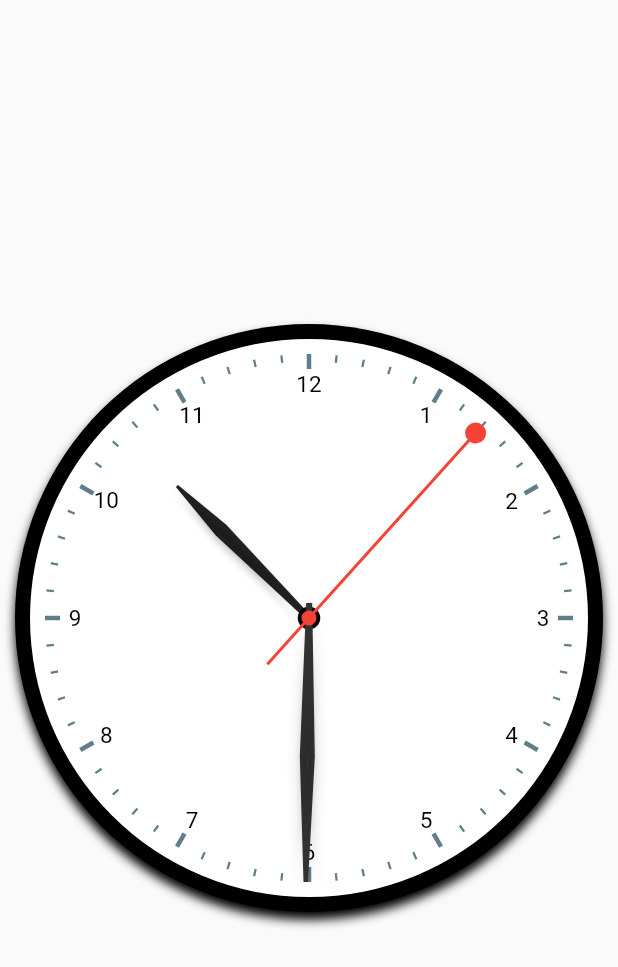
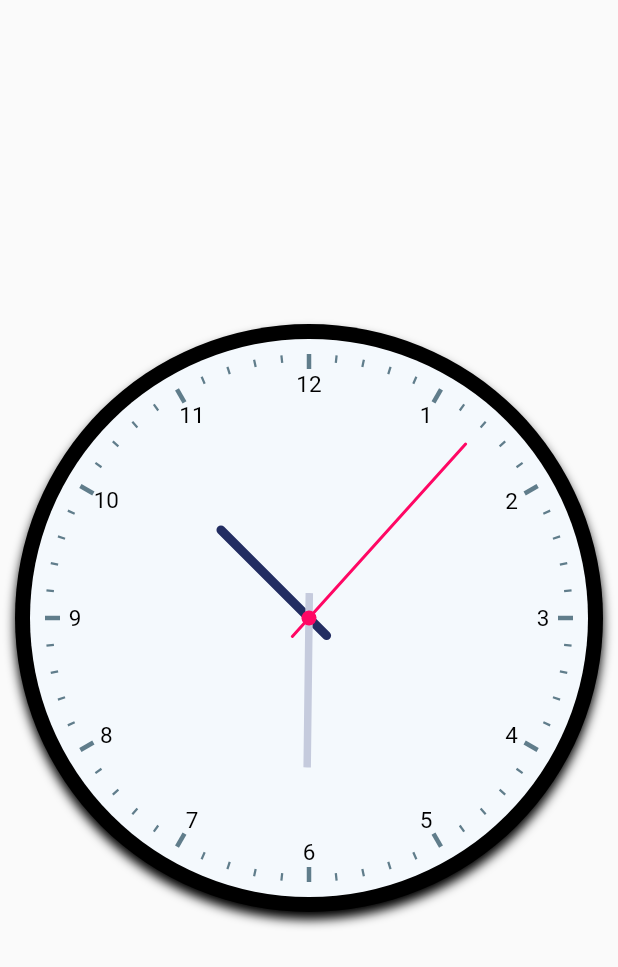
Before and after one commit to timmy-gzw/flutter_clock_app, a Flutter app: the screen it shows after launch, on a phone screen of 412 x 824 dp. Shown: the top 967 px of the screen. Run offline on Flutter 3.47's test engine with Material 2 defaults, Android fonts, the phone set to English and light mode, and no system bars.

Commit message:
change clock to my style

```diff
--- a/lib/clock.dart
+++ b/lib/clock.dart
@@ -8,7 +8,6 @@ import 'package:clock_app/clock_face.dart';
 typedef TimeProducer = DateTime Function();
 
 class Clock extends StatefulWidget {
-
   final Color circleColor;
   final bool showBellsAndLegs;
   final Color bellColor;
@@ -18,7 +17,8 @@ class Clock extends StatefulWidget {
   final TimeProducer getCurrentTime;
   final Duration updateDuration;
 
-  Clock({this.circleColor = Colors.black,
+  Clock(
+      {this.circleColor = Colors.black,
       this.showBellsAndLegs = true,
       this.bellColor = const Color(0xFF333333),
       this.legColor = const Color(0xFF555555),
@@ -64,19 +64,7 @@ class _Clock extends State<Clock> {
   Widget build(BuildContext context) {
     return new AspectRatio(
       aspectRatio: 1.0,
-      child: (widget.showBellsAndLegs)? new Stack(
-          children: <Widget>[
-            new Container(
-              width: double.infinity,
-              child: new CustomPaint(
-                painter: new BellsAndLegsPainter(bellColor: widget.bellColor, legColor: widget.legColor),
-              ),
-            ),
-
-            buildClockCircle(context)
-          ]
-      ) : buildClockCircle(context),
-
+      child: buildClockCircle(context),
     );
   }
 
@@ -93,86 +81,10 @@ class _Clock extends State<Clock> {
           )
         ],
       ),
-
       child: new ClockFace(
-          clockText : widget.clockText,
-          showHourHandleHeartShape: widget.showHourHandleHeartShape,
+        clockText: widget.clockText,
         dateTime: dateTime,
       ),
-
     );
   }
-
 }
-
-
-class BellsAndLegsPainter extends CustomPainter{
-  final Color bellColor;
-  final Color legColor;
-  final Paint bellPaint;
-  final Paint legPaint;
-
-  BellsAndLegsPainter({this.bellColor = const Color(0xFF333333), this.legColor = const Color(0xFF555555)}):
-      bellPaint= new Paint(),
-      legPaint= new Paint() {
-      bellPaint.color= bellColor;
-      bellPaint.style= PaintingStyle.fill;
-
-    legPaint.color= legColor;
-    legPaint.style= PaintingStyle.stroke;
-    legPaint.strokeWidth= 10.0;
-    legPaint.strokeCap= StrokeCap.round;
-  }
-
-  @override
-  void paint(Canvas canvas, Size size) {
-    final radius = size.width / 2;
-    canvas.save();
-
-    canvas.translate(radius, radius);
-
-    //draw the handle
-    Path path = new Path();
-    path.moveTo(-60.0, -radius-10);
-    path.lineTo(-50.0, -radius-50);
-    path.lineTo(50.0, -radius-50);
-    path.lineTo(60.0, -radius-10);
-
-    canvas.drawPath(path, legPaint);
-
-    //draw right bell and left leg
-    canvas.rotate(2*pi/12);
-    drawBellAndLeg(radius, canvas);
-
-    //draw left bell and right leg
-    canvas.rotate(-4*pi/12);
-    drawBellAndLeg(radius, canvas);
-
-    canvas.restore();
-
-  }
-
-  //helps draw the leg and bell
-  void drawBellAndLeg(radius, canvas){
-    //bell
-    Path path1 = new Path();
-    path1.moveTo(-55.0, -radius-5);
-    path1.lineTo(55.0, -radius-5);
-    path1.quadraticBezierTo(0.0, -radius-75, -55.0, -radius-10);
-
-    //leg
-    Path path2= new Path();
-    path2.addOval(new Rect.fromCircle(center: new Offset(0.0, -radius-50), radius: 3.0));
-    path2.moveTo(0.0, -radius-50);
-    path2.lineTo(0.0, radius+20);
-
-    //draw the bell on top on the leg
-    canvas.drawPath(path2, legPaint);
-    canvas.drawPath(path1, bellPaint);
-  }
-
-  @override
-  bool shouldRepaint(CustomPainter oldDelegate) {
-    return false;
-  }
-}
--- a/lib/clock_face.dart
+++ b/lib/clock_face.dart
@@ -7,9 +7,8 @@ class ClockFace extends StatelessWidget{
 
   final DateTime dateTime;
   final ClockText clockText;
-  final bool showHourHandleHeartShape;
 
-  ClockFace({this.clockText = ClockText.arabic, this.showHourHandleHeartShape = false, this.dateTime});
+  ClockFace({this.clockText = ClockText.arabic,  this.dateTime});
 
   @override
   Widget build(BuildContext context) {
@@ -21,7 +20,7 @@ class ClockFace extends StatelessWidget{
           width: double.infinity,
           decoration: new BoxDecoration(
             shape: BoxShape.circle,
-            color: Colors.white,
+            color: Color(0xFFf4F9FD),
           ),
 
           child: new Stack(
@@ -36,21 +35,7 @@ class ClockFace extends StatelessWidget{
                 ),
               ),
 
-
-              //centerpoint
-              new Center(
-                child: new Container(
-                  width: 15.0,
-                  height: 15.0,
-                  decoration: new BoxDecoration(
-                    shape: BoxShape.circle,
-                    color: Colors.black,
-                  ),
-                ),
-              ),
-
-
-              new ClockHands(dateTime:dateTime, showHourHandleHeartShape: showHourHandleHeartShape),
+              new ClockHands(dateTime:dateTime),
 
             ],
           ),
--- a/lib/clock_hands.dart
+++ b/lib/clock_hands.dart
@@ -24,7 +24,7 @@ class ClockHands extends StatelessWidget {
                 fit: StackFit.expand,
                 children: <Widget>[
                   new CustomPaint( painter: new HourHandPainter(
-                      hours: dateTime.hour, minutes: dateTime.minute, showHeartShape: showHourHandleHeartShape),
+                      hours: dateTime.hour, minutes: dateTime.minute),
                   ),
                   new CustomPaint(painter: new MinuteHandPainter(
                       minutes: dateTime.minute, seconds: dateTime.second),
@@ -39,31 +39,4 @@ class ClockHands extends StatelessWidget {
   }
 }
 
-//class _ClockHandState extends State<ClockHands> {
   Timer _timer;
-//
-//  _ClockHandState();
-//
-//  @override
-//  void initState() {
-//    super.initState();
-//    dateTime = new DateTime.now();
-//    _timer = new Timer.periodic(const Duration(seconds: 1), setTime);
-//  }
-//
-//  void setTime(Timer timer) {
-//    setState(() {
-//      dateTime = new DateTime.now();
-//    });
-//  }
-//
-//  @override
-//  void dispose() {
-//    _timer.cancel();
-//    super.dispose();
-//  }
-//
-//  @override
-//  Widget build(BuildContext context) {
-//  }
-//}
--- a/lib/hand_hour.dart
+++ b/lib/hand_hour.dart
@@ -2,63 +2,41 @@ import 'dart:math';
 
 import 'package:flutter/material.dart';
 
-
-class HourHandPainter extends CustomPainter{
-  final bool showHeartShape;
+class HourHandPainter extends CustomPainter {
   final Paint hourHandPaint;
   int hours;
   int minutes;
 
-  HourHandPainter({this.hours, this.minutes, this.showHeartShape = false}):hourHandPaint= new Paint(){
-    hourHandPaint.color= Colors.black87;
-    hourHandPaint.style= PaintingStyle.fill;
+  HourHandPainter({this.hours, this.minutes}) : hourHandPaint = new Paint() {
+    hourHandPaint.color = Color(0xFF222D62);
+    hourHandPaint.style = PaintingStyle.stroke;
+    hourHandPaint.strokeWidth = 6.0;
+    hourHandPaint.strokeCap = StrokeCap.round;
   }
 
   @override
   void paint(Canvas canvas, Size size) {
-    final radius = size.width/2;
+    final radius = size.width / 2;
     // To draw hour hand
     canvas.save();
 
     canvas.translate(radius, radius);
 
     //checks if hour is greater than 12 before calculating rotation
-    canvas.rotate(this.hours>=12?
-    2*pi*((this.hours-12)/12 + (this.minutes/720)):
-    2*pi*((this.hours/12)+ (this.minutes/720))
-    );
+    canvas.rotate(this.hours >= 12
+        ? 2 * pi * ((this.hours - 12) / 12 + (this.minutes / 720))
+        : 2 * pi * ((this.hours / 12) + (this.minutes / 720)));
 
-
-    Path path= new Path();
-
-    if (showHeartShape) {
-      //heart shape head for the hour hand
-      path.moveTo(0.0, -radius + radius*15.0/137.5);
-      path.quadraticBezierTo(radius*(-3.5)/137.5, -radius + radius*25.0/137.5, radius*(-15.0)/137.5, -radius + radius / 4);
-      path.quadraticBezierTo(
-          radius*(-20.0)/137.5, -radius + radius / 3, radius*(-7.5)/137.5, -radius + radius / 3);
-      path.lineTo(0.0, -radius + radius / 4);
-      path.lineTo(7.5, -radius + radius / 3);
-      path.quadraticBezierTo(
-          radius*(20.0)/137.5, -radius + radius / 3, radius*(15.0)/137.5, -radius + radius / 4);
-      path.quadraticBezierTo(radius*(3.5)/137.5, -radius + radius*(25.0)/137.5, 0.0, -radius + radius*15.0/137.5);
-    }
+    Path path = new Path();
 
     //hour hand stem
-    path.moveTo(-1.0, -radius+radius/4);
-    path.lineTo(-5.0, -radius+radius/2);
-    path.lineTo(-2.0, 0.0);
-    path.lineTo(2.0, 0.0);
-    path.lineTo(5.0, -radius+radius/2);
-    path.lineTo(1.0, -radius+radius/4);
-    path.close();
+    path.moveTo(0.0, -radius * 0.5);
+    path.lineTo(0.0, radius * 0.1);
 
     canvas.drawPath(path, hourHandPaint);
     canvas.drawShadow(path, Colors.black, 2.0, false);
 
-
     canvas.restore();
-
   }
 
   @override
--- a/lib/hand_minute.dart
+++ b/lib/hand_minute.dart
@@ -1,41 +1,45 @@
 import 'dart:math';
 import 'package:flutter/material.dart';
 
-class MinuteHandPainter extends CustomPainter{
+class MinuteHandPainter extends CustomPainter {
   final Paint minuteHandPaint;
   int minutes;
   int seconds;
 
-  MinuteHandPainter({this.minutes, this.seconds}):minuteHandPaint= new Paint(){
-    minuteHandPaint.color= const Color(0xFF333333);
-    minuteHandPaint.style= PaintingStyle.fill;
-
+  MinuteHandPainter({this.minutes, this.seconds})
+      : minuteHandPaint = new Paint() {
+    minuteHandPaint.color = const Color(0xFFC5CBDD);
+    minuteHandPaint.style = PaintingStyle.stroke;
+    minuteHandPaint.strokeCap = StrokeCap.round;
+    minuteHandPaint.strokeWidth = 5.0;
   }
 
   @override
   void paint(Canvas canvas, Size size) {
-    final radius= size.width/2;
+    final radius = size.width / 2;
     canvas.save();
 
     canvas.translate(radius, radius);
 
-    canvas.rotate(2*pi*((this.minutes+(this.seconds/60))/60));
+    canvas.rotate(2 * pi * ((this.minutes + (this.seconds / 60)) / 60));
 
-    Path path= new Path();
-    path.moveTo(-1.5, -radius-10.0);
-    path.lineTo(-5.0, -radius/1.8);
-    path.lineTo(-2.0, 10.0);
-    path.lineTo(2.0, 10.0);
-    path.lineTo(5.0, -radius/1.8);
-    path.lineTo(1.5, -radius-10.0);
+    Path path = new Path();
+    // path.moveTo(-1.5, -radius-10.0);
+    // path.lineTo(-5.0, -radius/1.8);
+    // path.lineTo(-2.0, 10.0);
+    // path.lineTo(2.0, 10.0);
+    // path.lineTo(5.0, -radius/1.8);
+    // path.lineTo(1.5, -radius-10.0);
+
+    path.moveTo(0.0, -radius * 0.6);
+    path.lineTo(0.0, radius * 0.1);
+
     path.close();
 
     canvas.drawPath(path, minuteHandPaint);
     canvas.drawShadow(path, Colors.black, 4.0, false);
 
-
     canvas.restore();
-
   }
 
   @override
--- a/lib/hand_second.dart
+++ b/lib/hand_second.dart
@@ -2,42 +2,42 @@ import 'dart:math';
 
 import 'package:flutter/material.dart';
 
-
-
-class SecondHandPainter extends CustomPainter{
+class SecondHandPainter extends CustomPainter {
   final Paint secondHandPaint;
   final Paint secondHandPointsPaint;
 
   int seconds;
 
-  SecondHandPainter({this.seconds}):
-        secondHandPaint= new Paint(),
-        secondHandPointsPaint= new Paint(){
-    secondHandPaint.color= Colors.red;
-    secondHandPaint.style= PaintingStyle.stroke;
-    secondHandPaint.strokeWidth= 2.0;
+  SecondHandPainter({this.seconds})
+      : secondHandPaint = new Paint(),
+        secondHandPointsPaint = new Paint() {
+    secondHandPaint.color = Color(0xffff0764);
+    secondHandPaint.style = PaintingStyle.stroke;
+    secondHandPaint.strokeWidth = 2.0;
+    secondHandPaint.strokeCap = StrokeCap.round;
 
-    secondHandPointsPaint.color=Colors.red;
-    secondHandPointsPaint.style= PaintingStyle.fill;
-
+    secondHandPointsPaint.color = Color(0xffff0764);
+    secondHandPointsPaint.style = PaintingStyle.fill;
   }
 
   @override
   void paint(Canvas canvas, Size size) {
-    final radius= size.width/2;
+    final radius = size.width / 2;
     canvas.save();
 
     canvas.translate(radius, radius);
 
-    canvas.rotate(2*pi*this.seconds/60);
+    canvas.rotate(2 * pi * this.seconds / 60);
 
-    Path path1= new Path();
+    Path path1 = new Path();
     Path path2 = new Path();
-    path1.moveTo(0.0, -radius );
-    path1.lineTo(0.0, radius/4);
+    path1.moveTo(0.0, -radius*0.94);
+    path1.lineTo(0.0, radius *0.1);
 
-    path2.addOval(new Rect.fromCircle(radius: 7.0, center: new Offset(0.0, -radius)));
-    path2.addOval(new Rect.fromCircle(radius: 5.0, center: new Offset(0.0, 0.0)));
+    // path2.addOval(
+    //     new Rect.fromCircle(radius: 7.0, center: new Offset(0.0, -radius)));
+    path2.addOval(
+        new Rect.fromCircle(radius: 5.0, center: new Offset(0.0, 0.0)));
 
     canvas.drawPath(path1, secondHandPaint);
     canvas.drawPath(path2, secondHandPointsPaint);
--- a/lib/main.dart
+++ b/lib/main.dart
@@ -2,25 +2,20 @@ import 'package:flutter/material.dart';
 import 'package:clock_app/clock.dart';
 import 'clock_text.dart';
 
-
 void main() => runApp(new MyApp());
 
 class MyApp extends StatelessWidget {
-  // This widget is the root of your application.
   @override
   Widget build(BuildContext context) {
     return new MaterialApp(
       title: 'Flutter Clock',
       theme: new ThemeData(
-
         primarySwatch: Colors.blue,
       ),
-
       home: new AppClock(),
     );
   }
 }
-
 
 class AppClock extends StatelessWidget{
 
```
Lines whose indentation alone changed are shown as unchanged.
